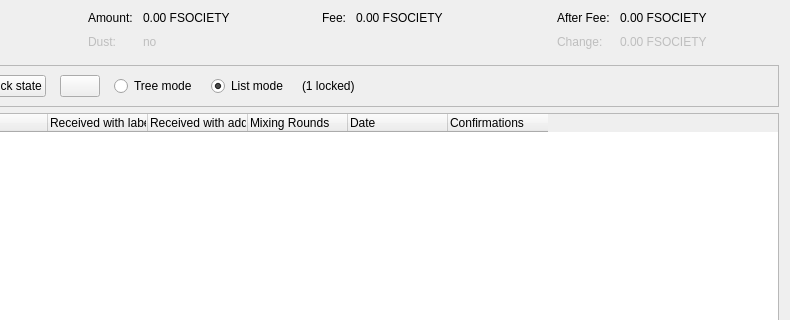
Old version of the form src/qt/forms/coincontroldialog.ui in the repository nudicoinchain/nudicoin; both pictures show x 164 to 954 and y 0 to 320 of the 954 by 500 pixel window.
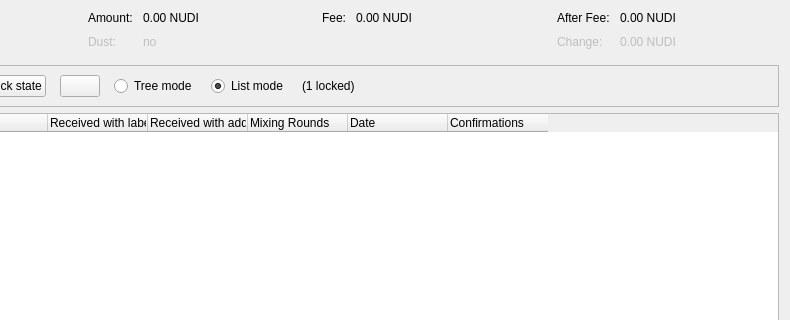
New version of the form. Custom widgets are drawn as their Qt base class.

```diff
--- a/src/qt/forms/coincontroldialog.ui
+++ b/src/qt/forms/coincontroldialog.ui
@@ -114,7 +114,7 @@
           <enum>Qt::ActionsContextMenu</enum>
          </property>
          <property name="text">
-          <string notr="true">0.00 FSOCIETY</string>
+          <string notr="true">0.00 NUDI</string>
          </property>
          <property name="textInteractionFlags">
           <set>Qt::LinksAccessibleByMouse|Qt::TextSelectableByKeyboard|Qt::TextSelectableByMouse</set>
@@ -182,7 +182,7 @@
           <enum>Qt::ActionsContextMenu</enum>
          </property>
          <property name="text">
-          <string notr="true">0.00 FSOCIETY</string>
+          <string notr="true">0.00 NUDI</string>
          </property>
          <property name="textInteractionFlags">
           <set>Qt::LinksAccessibleByMouse|Qt::TextSelectableByKeyboard|Qt::TextSelectableByMouse</set>
@@ -221,7 +221,7 @@
           <enum>Qt::ActionsContextMenu</enum>
          </property>
          <property name="text">
-          <string notr="true">0.00 FSOCIETY</string>
+          <string notr="true">0.00 NUDI</string>
          </property>
          <property name="textInteractionFlags">
           <set>Qt::LinksAccessibleByMouse|Qt::TextSelectableByKeyboard|Qt::TextSelectableByMouse</set>
@@ -250,7 +250,7 @@
           <enum>Qt::ActionsContextMenu</enum>
          </property>
          <property name="text">
-          <string notr="true">0.00 FSOCIETY</string>
+          <string notr="true">0.00 NUDI</string>
          </property>
          <property name="textInteractionFlags">
           <set>Qt::LinksAccessibleByMouse|Qt::TextSelectableByKeyboard|Qt::TextSelectableByMouse</set>
```
